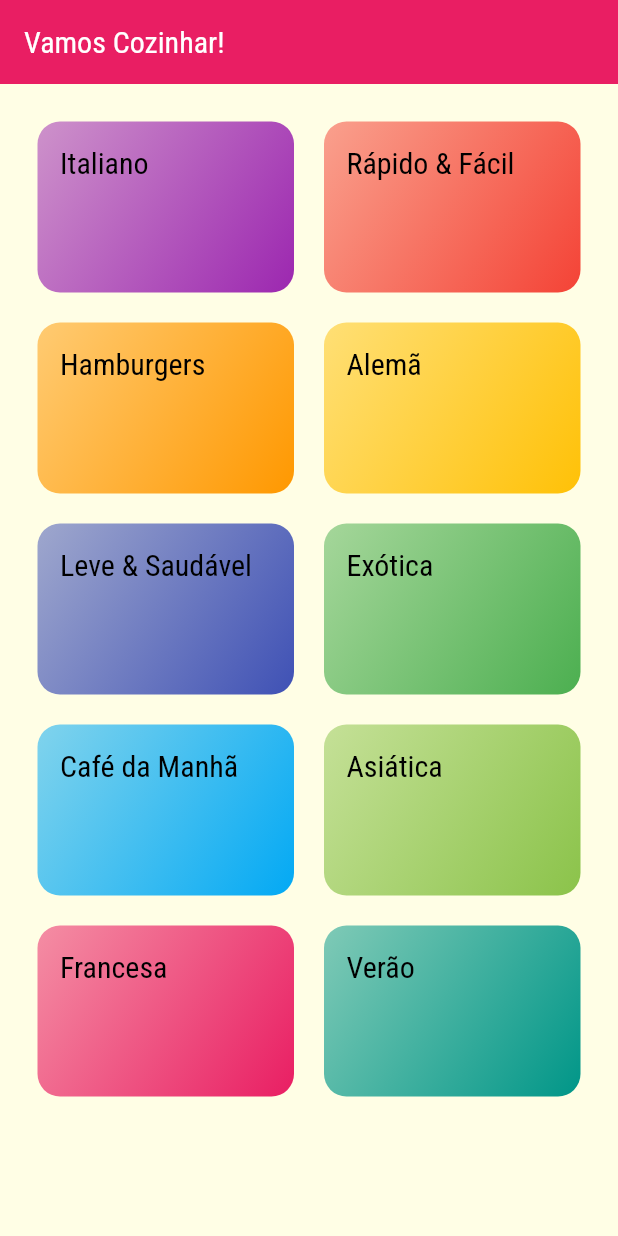
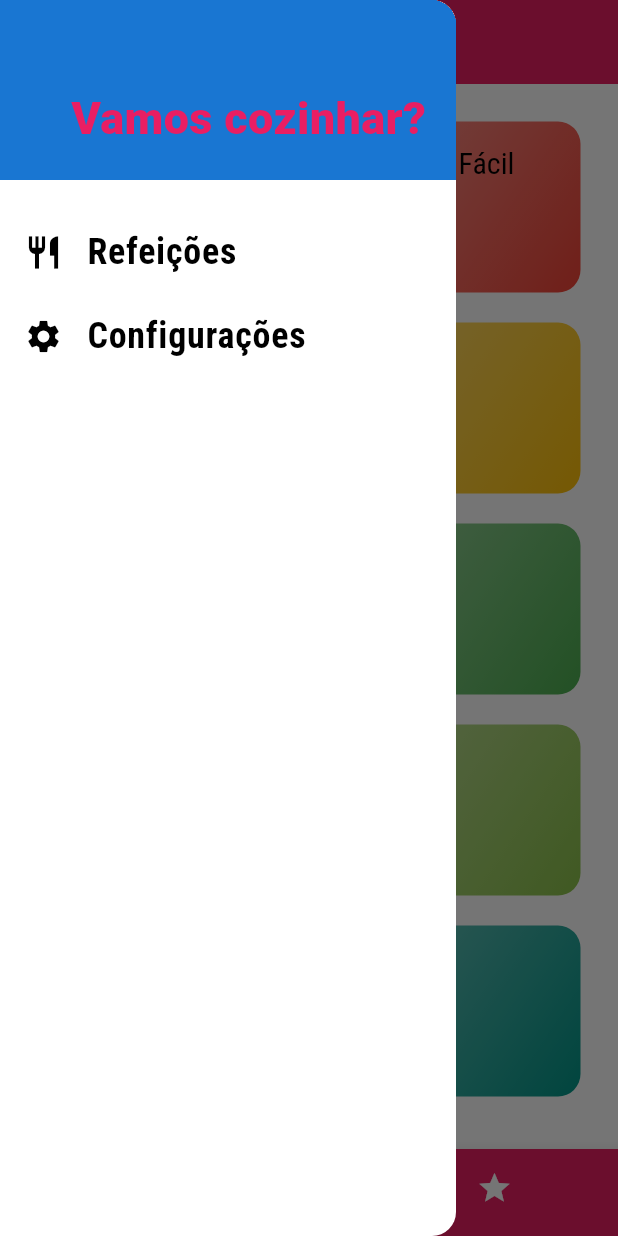
Before and after one commit to RainanhSantos/Let-s-Cook, a Flutter app: the screen it shows after launch, with the side drawer open (before the commit the screen has no drawer), on a phone screen of 412 x 824 dp. Run offline on Flutter 3.47's test engine with Material 3 defaults, Android fonts, the phone set to English and light mode, and no system bars.

Commit message:
Atualzação

```diff
--- /dev/null
+++ b/lib/components/main_drawer.dart
@@ -0,0 +1,63 @@
+import 'package:flutter/material.dart';
+
+import '../utils/app_routes.dart';
+
+class MainDrawer extends StatelessWidget {
+  const MainDrawer({
+    super.key,
+  });
+
+  Widget _createItem(IconData icon, String label, Function onTap) {
+    return ListTile(
+      leading: Icon(
+        icon,
+        size: 26,
+      ),
+      title: Text(
+        label,
+        style: TextStyle(
+          fontFamily: 'RobotoCondensed',
+          fontSize: 24,
+          fontWeight: FontWeight.bold,
+        ),
+      ),
+      onTap: () => onTap,
+    );
+  }
+
+  @override
+  Widget build(BuildContext context) {
+    return Drawer(
+      child: Column(
+        children: [
+          Container(
+            height: 120,
+            width: double.infinity,
+            padding: EdgeInsets.all(20),
+            color: Theme.of(context).primaryColorDark,
+            alignment: Alignment.bottomRight,
+            child: Text(
+              'Vamos cozinhar?',
+              style: TextStyle(
+                fontWeight: FontWeight.w900,
+                fontSize: 30,
+                color: Theme.of(context).appBarTheme.backgroundColor,
+              ),
+            ),
+          ),
+          SizedBox(height: 20),
+          _createItem(
+            Icons.restaurant,
+            'Refeições',
+            () => Navigator.of(context).pushNamed(AppRoutes.home),
+          ),
+          _createItem(
+            Icons.settings,
+            'Configurações',
+            () => Navigator.of(context).pushNamed(AppRoutes.settings),
+          ),
+        ],
+      ),
+    );
+  }
+}
--- a/lib/main.dart
+++ b/lib/main.dart
@@ -1,9 +1,10 @@
 import 'package:flutter/material.dart';
 
-import 'screens/categories_screen.dart';
+import 'screens/settings_screen.dart';
 import 'screens/categories_meals_screen.dart';
 import 'utils/app_routes.dart';
 import 'screens/meal_detail_screen.dart';
+import 'screens/tabs_screen.dart';
 
 void main() => runApp(MyApp());
 
@@ -32,9 +33,10 @@ class MyApp extends StatelessWidget {
         ),
       ),
       routes: {
-        AppRoutes.home: (ctx) => CategoriesScreen(),
+        AppRoutes.home: (ctx) => TabsScreen(),
         AppRoutes.categoriesMeals: (ctx) => CategoriesMealsScreen(),
         AppRoutes.mealDetail: (ctx) => MealDetailScreen(),
+        AppRoutes.settings: (ctx) => SettingsScreen(),
       },
     );
   }
--- a/lib/screens/categories_screen.dart
+++ b/lib/screens/categories_screen.dart
@@ -8,12 +8,7 @@ class CategoriesScreen extends StatelessWidget {
 
   @override
   Widget build(BuildContext context) {
-    return Scaffold(
-      backgroundColor: Theme.of(context).canvasColor,
-      appBar: AppBar(
-        title: Text('Vamos Cozinhar!'),
-      ),
-      body: GridView(
+    return GridView(
         padding: const EdgeInsets.all(25),
         gridDelegate: SliverGridDelegateWithMaxCrossAxisExtent(
           maxCrossAxisExtent: 200,
@@ -24,7 +19,6 @@ class CategoriesScreen extends StatelessWidget {
         children: dummyCategories.map((cat) {
           return CategoryItem(category: cat);
         }).toList(),
-      ),
     );
   }
 }
--- /dev/null
+++ b/lib/screens/settings_screen.dart
@@ -0,0 +1,17 @@
+import 'package:flutter/material.dart';
+
+class SettingsScreen extends StatelessWidget {
+  const SettingsScreen({super.key});
+
+  @override
+  Widget build(BuildContext context) {
+    return Scaffold(
+      appBar: AppBar(
+        title: Text('Configurações'),
+      ),
+      body: Center(
+        child: Text('Configurações'),
+      ),
+    );
+  }
+}
--- /dev/null
+++ b/lib/screens/tabs_screen.dart
@@ -0,0 +1,60 @@
+import 'package:flutter/material.dart';
+
+import 'categories_screen.dart';
+import 'favorite_screen.dart';
+import '../components/main_drawer.dart';
+
+class TabsScreen extends StatefulWidget {
+  TabsScreen({super.key});
+
+  @override
+  State<TabsScreen> createState() => _TabsScreenState();
+}
+
+class _TabsScreenState extends State<TabsScreen> {
+
+  int _selectedScreenIndex = 0;
+  final List<Map<String, Object>> _screens = [
+    {'title': 'Lista de categorias', 'screen': CategoriesScreen()},
+    {'title': 'Meus favoritos', 'screen': FavoriteScreen()},
+  ];
+
+  _selectScreen (int index) {
+    setState(() {
+      _selectedScreenIndex = index;
+    });
+  }
+
+  @override
+  Widget build(BuildContext context) {
+    return Scaffold(
+      appBar: AppBar(
+        title: Center(child: Text('Vamos cozinhar!')),
+      ),
+        drawer: MainDrawer(
+
+        ),
+      body: _screens[_selectedScreenIndex]["screen"] as Widget,
+      bottomNavigationBar: BottomNavigationBar(
+        onTap: _selectScreen,
+        backgroundColor: Theme.of(context).primaryColor,
+        unselectedItemColor: Colors.white,
+        selectedItemColor: Theme.of(context).colorScheme.secondary,
+        currentIndex: _selectedScreenIndex,
+        type: BottomNavigationBarType.shifting,
+        items: [
+          BottomNavigationBarItem(
+            backgroundColor: Theme.of(context).appBarTheme.backgroundColor,
+            icon: Icon(Icons.category),
+            label: 'Categorias',
+          ),
+          BottomNavigationBarItem(
+            backgroundColor: Theme.of(context).appBarTheme.backgroundColor,
+            icon: Icon(Icons.star),
+            label: 'Favoritos',
+          ),
+        ],
+      ),
+    );
+  }
+}
--- a/lib/utils/app_routes.dart
+++ b/lib/utils/app_routes.dart
@@ -3,4 +3,5 @@ class AppRoutes {
   static const home = '/';
   static const categoriesMeals = '/categories-meals';
   static const mealDetail = '/meal-detail';
+  static const settings = '/settings';
 }
```
Also changed, not shown: lib/screens/favorite_screen.dart (added, +12 -0 lines), lib/screens/meal_detail_screen.dart (+73 -3 lines).
